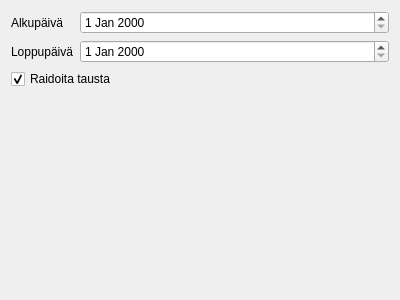
Old version of the form kitupiikki/raportti/paivakirja.ui in the repository artoh/kitupiikki.
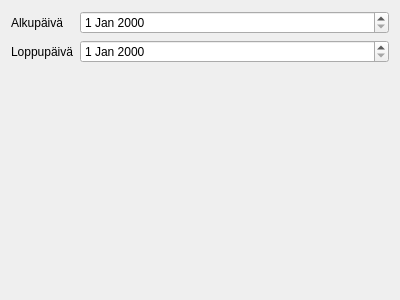
New version of the form.

Diff of the .ui file:
```diff
--- a/kitupiikki/raportti/paivakirja.ui
+++ b/kitupiikki/raportti/paivakirja.ui
@@ -38,29 +38,6 @@
      </item>
     </layout>
    </item>
-   <item>
-    <widget class="QCheckBox" name="raidoita">
-     <property name="text">
-      <string>Raidoita tausta</string>
-     </property>
-     <property name="checked">
-      <bool>true</bool>
-     </property>
-    </widget>
-   </item>
-   <item>
-    <spacer name="verticalSpacer">
-     <property name="orientation">
-      <enum>Qt::Vertical</enum>
-     </property>
-     <property name="sizeHint" stdset="0">
-      <size>
-       <width>20</width>
-       <height>219</height>
-      </size>
-     </property>
-    </spacer>
-   </item>
   </layout>
  </widget>
  <resources/>
```
